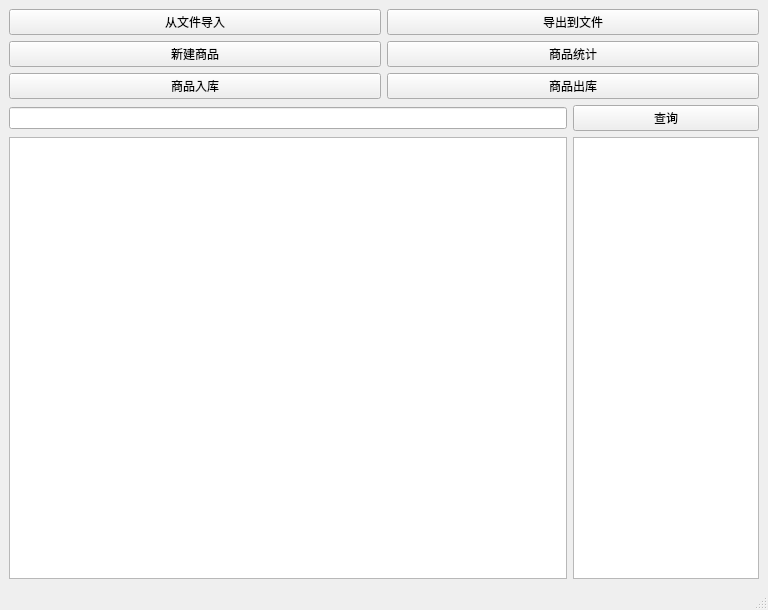
Above: Question A/mainwindow.ui from amtoaer/curriculum-design before the change. Below: the same form after it.
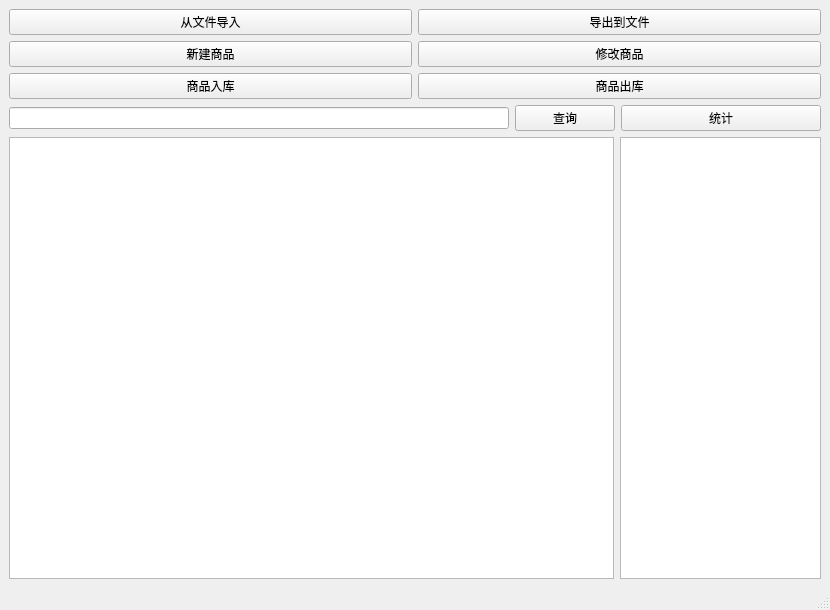
That is the form after the change.

```diff
--- a/Question A/mainwindow.ui
+++ b/Question A/mainwindow.ui
@@ -6,7 +6,7 @@
    <rect>
     <x>0</x>
     <y>0</y>
-    <width>768</width>
+    <width>830</width>
     <height>610</height>
    </rect>
   </property>
@@ -16,7 +16,7 @@
   <widget class="QWidget" name="centralwidget">
    <layout class="QGridLayout" name="gridLayout" rowstretch="1,1,5">
     <item row="1" column="0">
-     <layout class="QHBoxLayout" name="horizontalLayout_2" stretch="3,1">
+     <layout class="QHBoxLayout" name="horizontalLayout_2" stretch="5,1,2">
       <item>
        <widget class="QLineEdit" name="searchContent"/>
       </item>
@@ -27,6 +27,19 @@
         </property>
        </widget>
       </item>
+      <item>
+       <widget class="QPushButton" name="stat">
+        <property name="sizePolicy">
+         <sizepolicy hsizetype="Minimum" vsizetype="Fixed">
+          <horstretch>0</horstretch>
+          <verstretch>0</verstretch>
+         </sizepolicy>
+        </property>
+        <property name="text">
+         <string>统计</string>
+        </property>
+       </widget>
+      </item>
      </layout>
     </item>
     <item row="2" column="0">
@@ -90,7 +103,7 @@
         <item>
          <widget class="QPushButton" name="statist">
           <property name="text">
-           <string>商品统计</string>
+           <string>修改商品</string>
           </property>
          </widget>
         </item>
```
Left out of the diff: 4 changed lines with no effect on the pictures.
